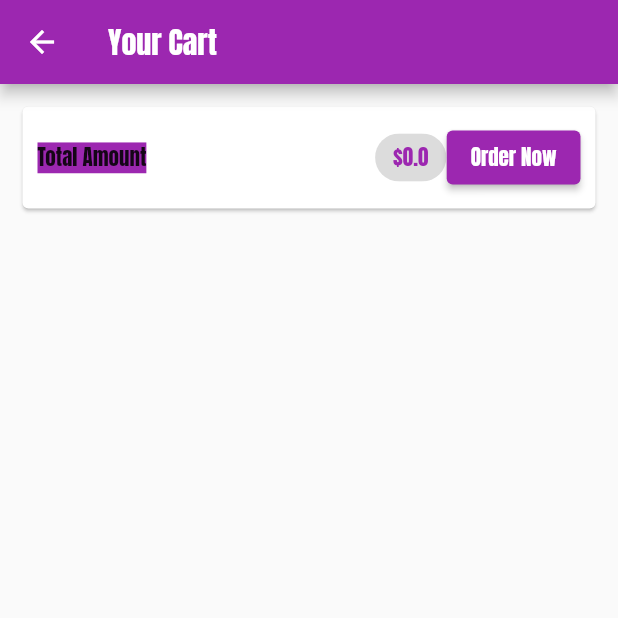
After one commit to Megabyte-143/my_bazaar, a Flutter app: the CartScreen screen opened by its route, on a phone screen of 412 x 824 dp, the top half of it. The commit adds this screen. Run offline on Flutter 3.47's test engine with Material 2 defaults, Android fonts, the phone set to English and light mode, and no system bars; network calls fail.

Commit message:
optimized cart items

```diff
--- a/lib/screens/cart_screen.dart
+++ b/lib/screens/cart_screen.dart
@@ -1,13 +1,15 @@
 import 'package:flutter/material.dart';
-import 'package:provider/provider.dart';
-import '../providers/cart.dart';
+
+import '../widgets/cart_item.dart';
+import '../widgets/total_amt.dart';
+
 
 class CartScreen extends StatelessWidget {
   static const routeName = "/cartscreen";
 
   @override
   Widget build(BuildContext context) {
-    final carttotalAmount = Provider.of<Cart>(context);
+
     return Scaffold(
       appBar: AppBar(
         title: Text(
@@ -16,38 +18,11 @@ class CartScreen extends StatelessWidget {
       ),
       body: Column(
         children: <Widget>[
-          Card(
-            margin: EdgeInsets.all(15),
-            child: Padding(
-              padding: EdgeInsets.all(10),
-              child: Row(
-                mainAxisAlignment: MainAxisAlignment.spaceBetween,
-                children: <Widget>[
-                  Text(
-                    "Total Amount",
-                    style: TextStyle(
-                      backgroundColor: Theme.of(context).primaryColor,
-                    ),
-                  ),
-                  Spacer(),
-                  Chip(
-                    label: Text(
-                      "\$${carttotalAmount.totalAmount}",
-                      style: TextStyle(
-                        color: Theme.of(context).primaryColor,
-                      ),
-                    ),
-                  ),
-                  ElevatedButton(
-                    onPressed: () {},
-                    child: Text(
-                      'Order Now',
-                    ),
-                  ),
-                ],
-              ),
-            ),
-          )
+          TotalAmt(),
+          SizedBox(
+            height: 10,
+          ),
+          CartItem(),
         ],
       ),
     );
--- /dev/null
+++ b/lib/widgets/cart_item.dart
@@ -0,0 +1,36 @@
+import 'package:flutter/material.dart';
+import 'package:provider/provider.dart';
+
+import '../providers/cart.dart' show Cart;
+
+class CartItem extends StatelessWidget {
+  @override
+  Widget build(BuildContext context) {
+    final cart = Provider.of<Cart>(context);
+    return Expanded(
+          child: ListView.builder(
+        itemBuilder: (ctx, i) => Card(
+          margin: EdgeInsets.symmetric(horizontal: 15, vertical: 5),
+          child: Padding(
+            padding: EdgeInsets.all(5),
+            child: ListTile(
+              leading: CircleAvatar(
+                child: Padding(
+                  padding: EdgeInsets.all(5),
+                  child: FittedBox(
+                    child: Text("\$${cart.items.values.toList()[i].price}"),
+                  ),
+                ),
+              ),
+              title: Text(cart.items.values.toList()[i].title),
+              subtitle: Text(
+                  "Total: \$${((cart.items.values.toList()[i].price) * (cart.items.values.toList()[i].quantity))}"),
+              trailing: Text("${cart.items.values.toList()[i].quantity} x"),
+            ),
+          ),
+        ),
+        itemCount: cart.items.length,
+      ),
+    );
+  }
+}
--- /dev/null
+++ b/lib/widgets/total_amt.dart
@@ -0,0 +1,43 @@
+import 'package:flutter/material.dart';
+import 'package:provider/provider.dart';
+
+import '../providers/cart.dart';
+
+class TotalAmt extends StatelessWidget {
+  @override
+  Widget build(BuildContext context) {
+    final cart = Provider.of<Cart>(context);
+    return Card(
+      margin: EdgeInsets.all(15),
+      child: Padding(
+        padding: EdgeInsets.all(10),
+        child: Row(
+          mainAxisAlignment: MainAxisAlignment.spaceBetween,
+          children: <Widget>[
+            Text(
+              "Total Amount",
+              style: TextStyle(
+                backgroundColor: Theme.of(context).primaryColor,
+              ),
+            ),
+            Spacer(),
+            Chip(
+              label: Text(
+                "\$${cart.totalAmount}",
+                style: TextStyle(
+                  color: Theme.of(context).primaryColor,
+                ),
+              ),
+            ),
+            ElevatedButton(
+              onPressed: () {},
+              child: Text(
+                'Order Now',
+              ),
+            ),
+          ],
+        ),
+      ),
+    );
+  }
+}
```
